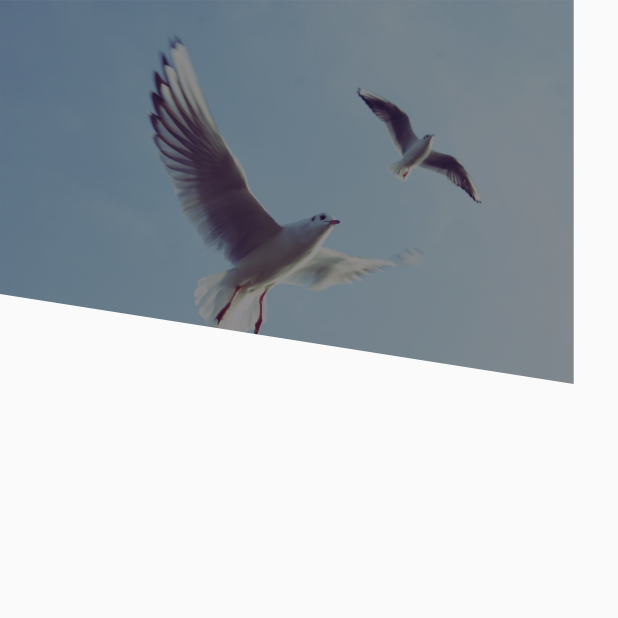
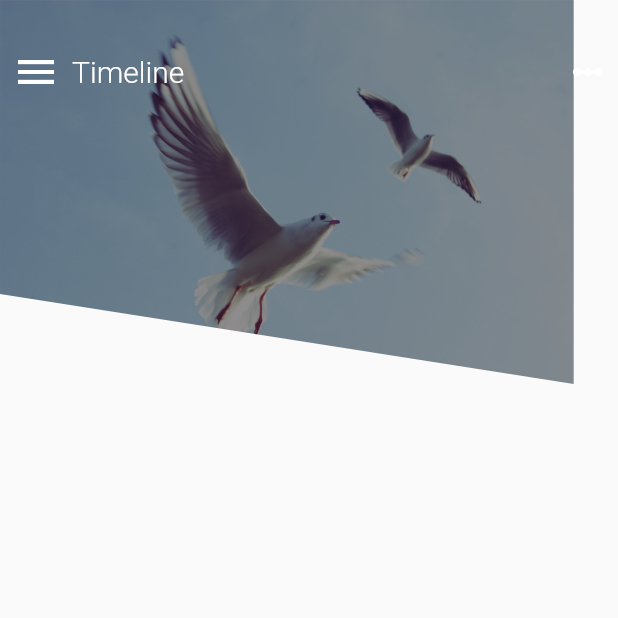
Before and after one commit to truongkhanhduy95/Learn-Flutter, a Flutter app: the screen it shows after launch, on a phone screen of 412 x 824 dp, the top half of it. Run offline on Flutter 3.47's test engine with Material 2 defaults, Android fonts, the phone set to English and light mode, and no system bars.

Commit message:
Add header

```diff
--- a/flutter_ui/lib/main.dart
+++ b/flutter_ui/lib/main.dart
@@ -31,7 +31,8 @@ class _MainPageState extends State<MainPage> {
     return new Scaffold(
       body: new Stack(
         children: <Widget>[
-          _buildImage()
+          _buildImage(),
+          _buildHeader()
         ],
       ),
     );
@@ -49,7 +50,33 @@ class _MainPageState extends State<MainPage> {
       )
     );
   }
+
+  Widget _buildHeader() {
+    return new Padding(
+      padding: const EdgeInsets.symmetric(horizontal: 8.0, vertical: 32),
+      child: new Row(
+        children: <Widget>[
+          new Icon(Icons.menu, size: 32, color: Colors.white),
+          new Expanded(
+            child: new Padding(
+              padding: const EdgeInsets.only(left: 8),
+              child: new Text(
+                'Timeline',
+                style: new TextStyle(
+                  fontSize: 20,
+                  color: Colors.white,
+                  fontWeight: FontWeight.w300
+                ),
+              ),
+            ),
+          ),
+          new Icon(Icons.linear_scale, color: Colors.white),
+        ],
+      ),
+    );
+  }
 }
+
 class DialongonalClipper extends CustomClipper<Path> {
   @override
   Path getClip(Size size) {
```
